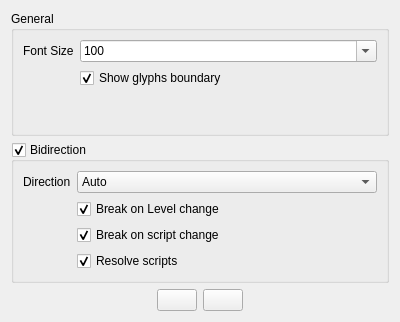
First picture: the form in UI-Qt/QXShapingOptionsWidget.ui, repository frinkr/FontViewer, before the edit.
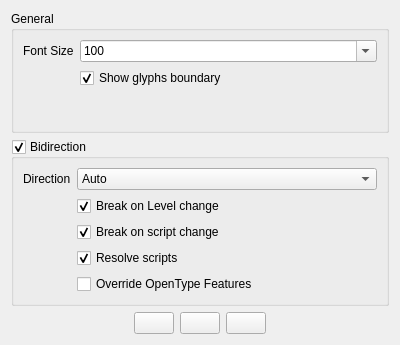
Second picture: the form after the edit. Icons and pictures are not drawn.

Commit message: shaper: copy the text in style, and option to override features for bidi.

Patch:
```diff
--- a/UI-Qt/QXShapingOptionsWidget.ui
+++ b/UI-Qt/QXShapingOptionsWidget.ui
@@ -7,7 +7,7 @@
     <x>0</x>
     <y>0</y>
     <width>400</width>
-    <height>322</height>
+    <height>345</height>
    </rect>
   </property>
   <property name="minimumSize">
@@ -228,6 +228,13 @@
         </property>
        </widget>
       </item>
+      <item row="4" column="1">
+       <widget class="QCheckBox" name="overrideOpenTypeFeaturesCheckBox">
+        <property name="text">
+         <string>Override OpenType Features</string>
+        </property>
+       </widget>
+      </item>
      </layout>
     </widget>
    </item>
@@ -286,6 +293,27 @@
        </property>
       </widget>
      </item>
+     <item>
+      <widget class="QPushButton" name="copyHexCStyleButton">
+       <property name="toolTip">
+        <string>Copy Hex (C style Unicode Notation)</string>
+       </property>
+       <property name="text">
+        <string/>
+       </property>
+       <property name="icon">
+        <iconset resource="QXApplication.qrc">
+         <normaloff>:/images/hex.png</normaloff>:/images/hex.png</iconset>
+       </property>
+       <property name="iconSize">
+        <size>
+         <width>30</width>
+         <height>30</height>
+        </size>
+       </property>
+      </widget>
+     </item>
+
      <item>
       <spacer name="horizontalSpacer">
        <property name="orientation">
```
The commit also changes 15 other files.
